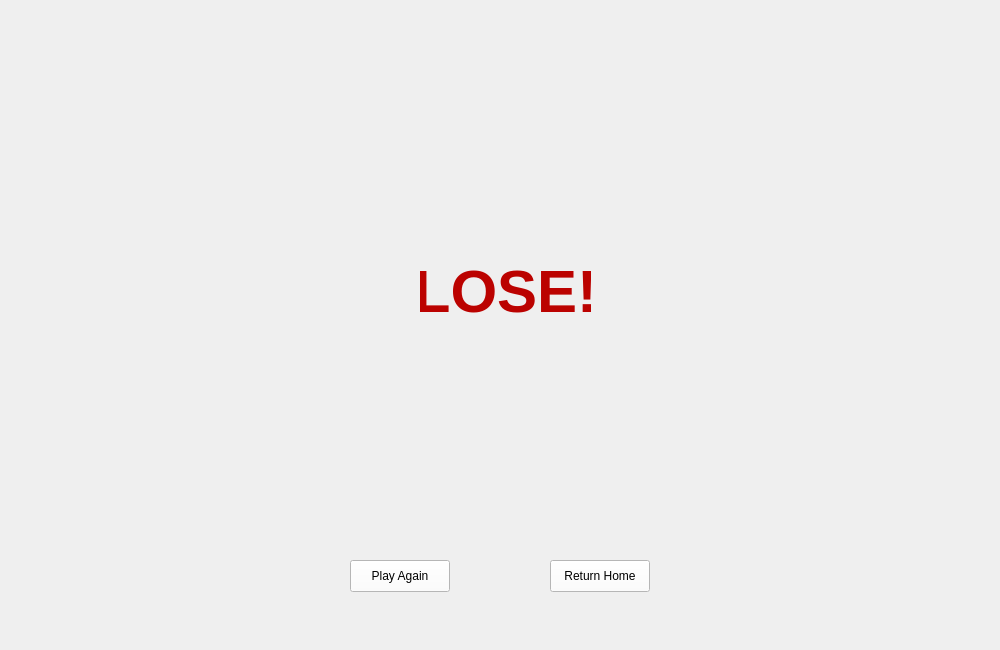
The window that l.ui (jasonpliszak/BlackJackGame_EC327) describes before a commit, drawn with Qt 5.
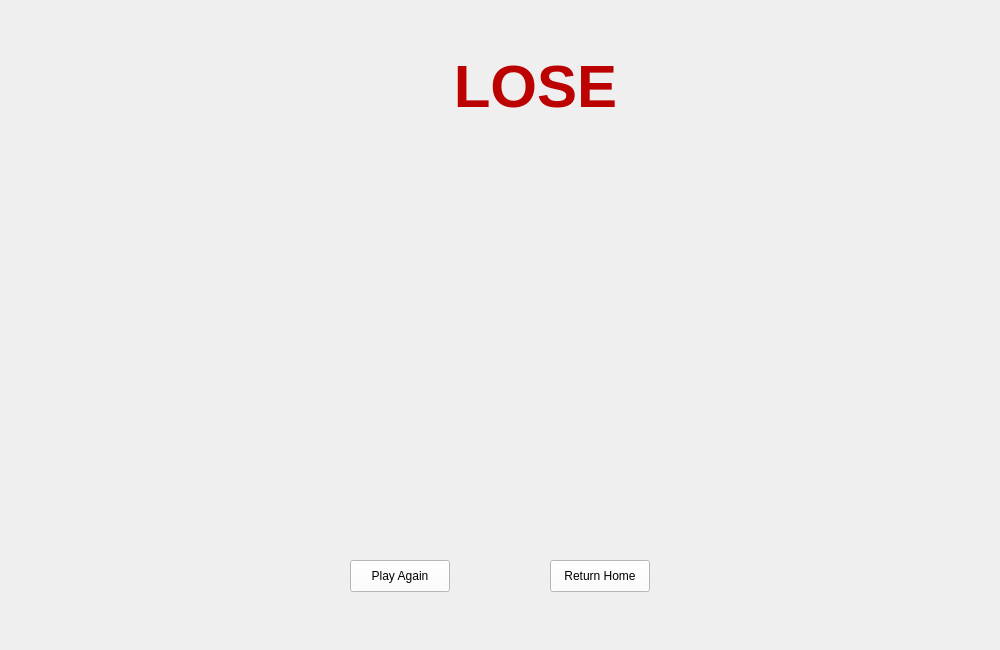
The same window after the commit.

Patch:
```diff
--- a/l.ui
+++ b/l.ui
@@ -69,8 +69,8 @@
   <widget class="QLabel" name="label">
    <property name="geometry">
     <rect>
-     <x>420</x>
-     <y>230</y>
+     <x>450</x>
+     <y>25</y>
      <width>171</width>
      <height>121</height>
     </rect>
@@ -86,7 +86,7 @@
 color: rgb(187, 2, 0);</string>
    </property>
    <property name="text">
-    <string>LOSE!</string>
+    <string>LOSE</string>
    </property>
    <property name="alignment">
     <set>Qt::AlignCenter</set>
```
